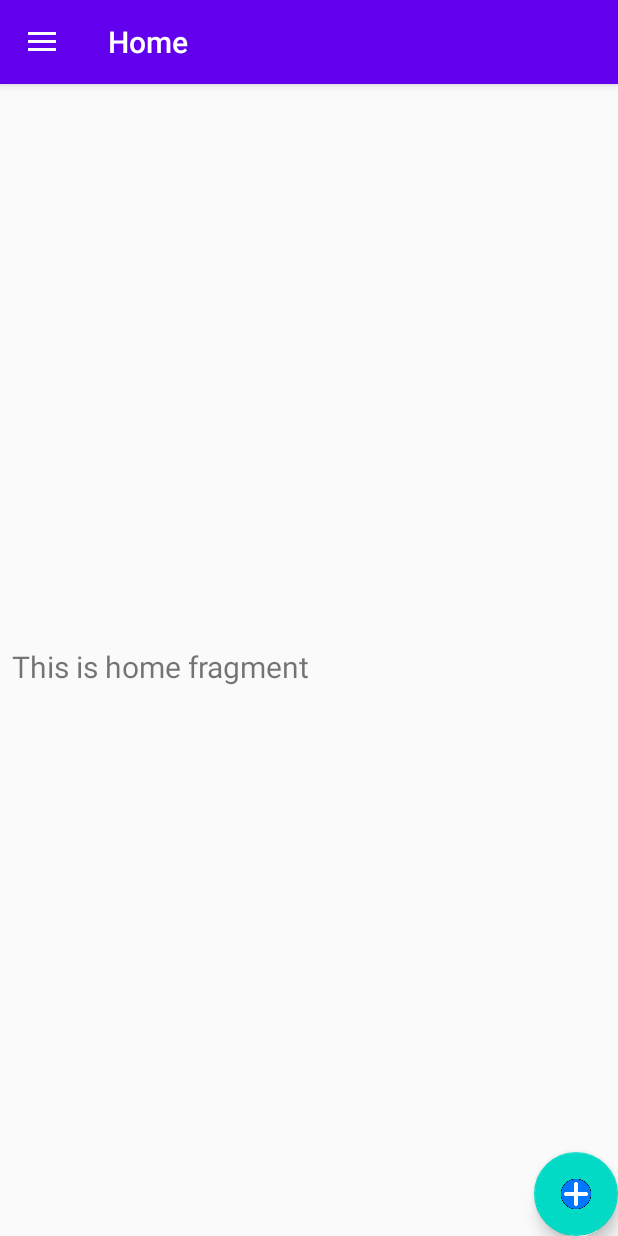
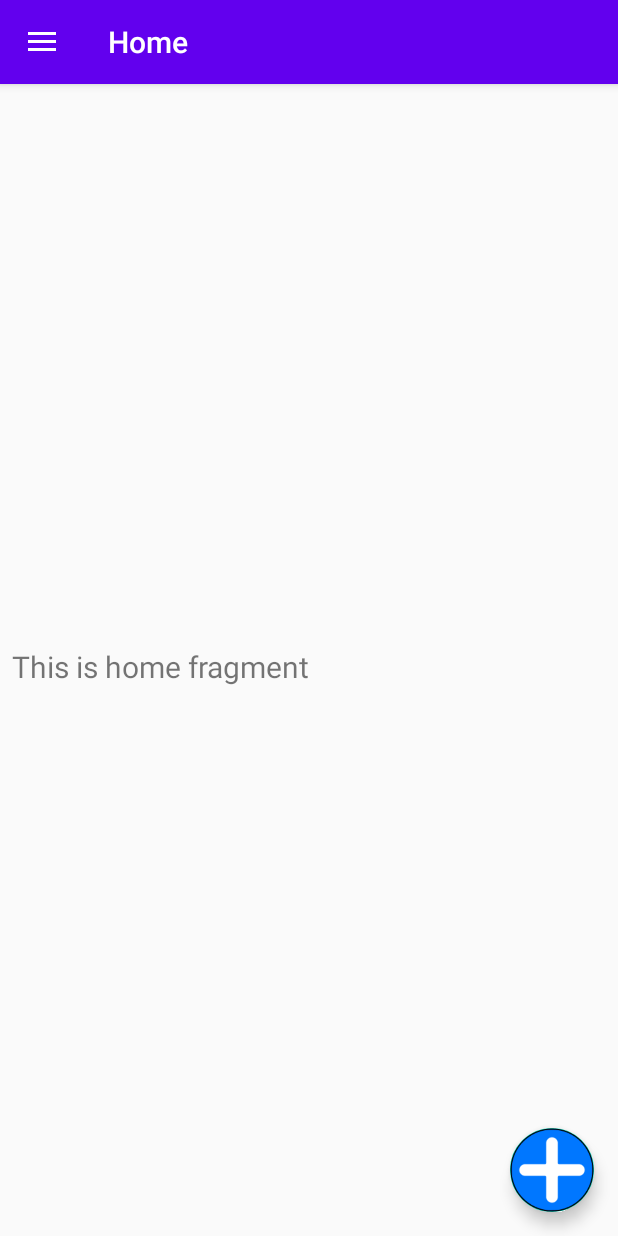
Before and after one commit to Mberjola/Planee, an Android app: the screen it shows after launch (MainActivity), on a phone screen of 412 x 824 dp. Run offline under Robolectric (Android 15) with nearby library versions, the phone set to English and light mode, and no system bars; our stand-ins replace navigation-ui.

Commit message:
Ajout du bouton Plus et correction Sur son placement

```diff
--- a/PlaneeAndroid/app/src/main/res/layout/fragment_home.xml
+++ b/PlaneeAndroid/app/src/main/res/layout/fragment_home.xml
@@ -23,9 +23,13 @@
         android:id="@+id/Plus"
         android:layout_width="wrap_content"
         android:layout_height="wrap_content"
+        android:layout_marginEnd="16dp"
+        android:layout_marginBottom="16dp"
         android:clickable="false"
         android:focusableInTouchMode="false"
         android:src="@drawable/plus_icon"
         app:layout_constraintBottom_toBottomOf="parent"
-        app:layout_constraintRight_toRightOf="parent" />
+        app:layout_constraintRight_toRightOf="parent"
+        app:maxImageSize="65dp"
+        android:layout_marginRight="16dp" />
 </androidx.constraintlayout.widget.ConstraintLayout>
```
